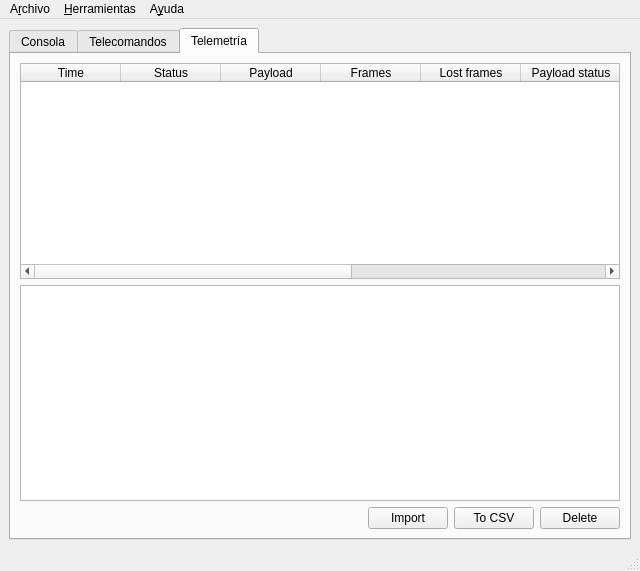
Above: gsRemote/forms/Console.ui from spel-uchile/gsSuchai before the change. Below: the same form after it.
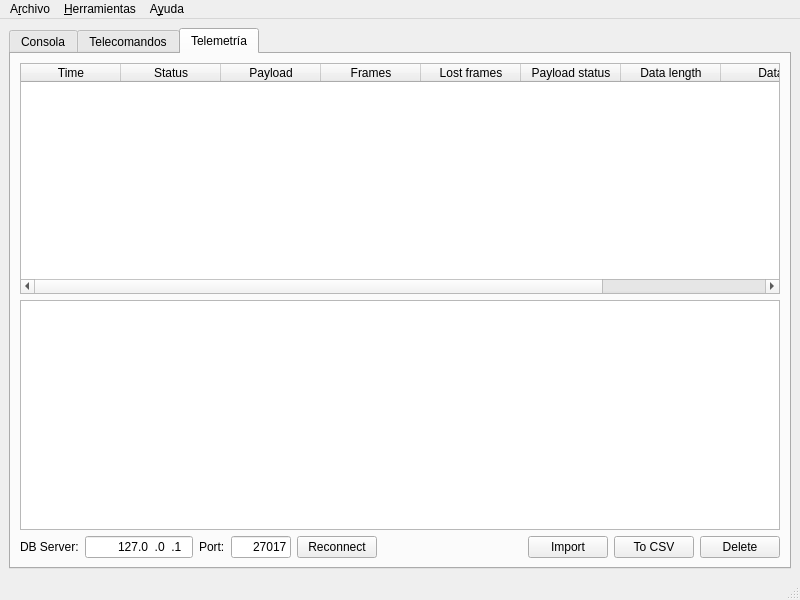
That is the form after the change. The open tabs and pages were chosen to show the change. Icons and pictures are not drawn.

Commit message: Adding capacity to connect remote telemetry databases. Several GUI improvements. Versions. Local settings read/write.

Patch:
```diff
--- a/gsRemote/forms/Console.ui
+++ b/gsRemote/forms/Console.ui
@@ -6,8 +6,8 @@
    <rect>
     <x>0</x>
     <y>0</y>
-    <width>640</width>
-    <height>571</height>
+    <width>800</width>
+    <height>600</height>
    </rect>
   </property>
   <property name="windowTitle">
@@ -468,6 +468,83 @@
         </item>
         <item>
          <layout class="QHBoxLayout" name="horizontalLayout_2">
+          <item>
+           <widget class="QLabel" name="label_dbserver">
+            <property name="text">
+             <string>DB Server:</string>
+            </property>
+           </widget>
+          </item>
+          <item>
+           <widget class="QLineEdit" name="lineEdit_dbserver">
+            <property name="sizePolicy">
+             <sizepolicy hsizetype="Preferred" vsizetype="Fixed">
+              <horstretch>0</horstretch>
+              <verstretch>0</verstretch>
+             </sizepolicy>
+            </property>
+            <property name="maximumSize">
+             <size>
+              <width>150</width>
+              <height>16777215</height>
+             </size>
+            </property>
+            <property name="inputMask">
+             <string>000.000.000.000</string>
+            </property>
+            <property name="text">
+             <string>127.0.0.1</string>
+            </property>
+            <property name="alignment">
+             <set>Qt::AlignRight|Qt::AlignTrailing|Qt::AlignVCenter</set>
+            </property>
+           </widget>
+          </item>
+          <item>
+           <widget class="QLabel" name="label_dbport">
+            <property name="text">
+             <string>Port:</string>
+            </property>
+           </widget>
+          </item>
+          <item>
+           <widget class="QLineEdit" name="lineEdit_dbport">
+            <property name="sizePolicy">
+             <sizepolicy hsizetype="Preferred" vsizetype="Fixed">
+              <horstretch>0</horstretch>
+              <verstretch>0</verstretch>
+             </sizepolicy>
+            </property>
+            <property name="maximumSize">
+             <size>
+              <width>60</width>
+              <height>16777215</height>
+             </size>
+            </property>
+            <property name="baseSize">
+             <size>
+              <width>0</width>
+              <height>0</height>
+             </size>
+            </property>
+            <property name="text">
+             <string>27017</string>
+            </property>
+            <property name="maxLength">
+             <number>5</number>
+            </property>
+            <property name="alignment">
+             <set>Qt::AlignRight|Qt::AlignTrailing|Qt::AlignVCenter</set>
+            </property>
+           </widget>
+          </item>
+          <item>
+           <widget class="QPushButton" name="pushButton_dbconnect">
+            <property name="text">
+             <string>Reconnect</string>
+            </property>
+           </widget>
+          </item>
           <item>
            <spacer name="horizontalSpacer">
             <property name="orientation">
@@ -515,7 +592,7 @@
     <rect>
      <x>0</x>
      <y>0</y>
-     <width>640</width>
+     <width>800</width>
      <height>30</height>
     </rect>
    </property>
```
Left out of the diff: 97 changed lines with no effect on the pictures. The commit also changes 6 other files.
